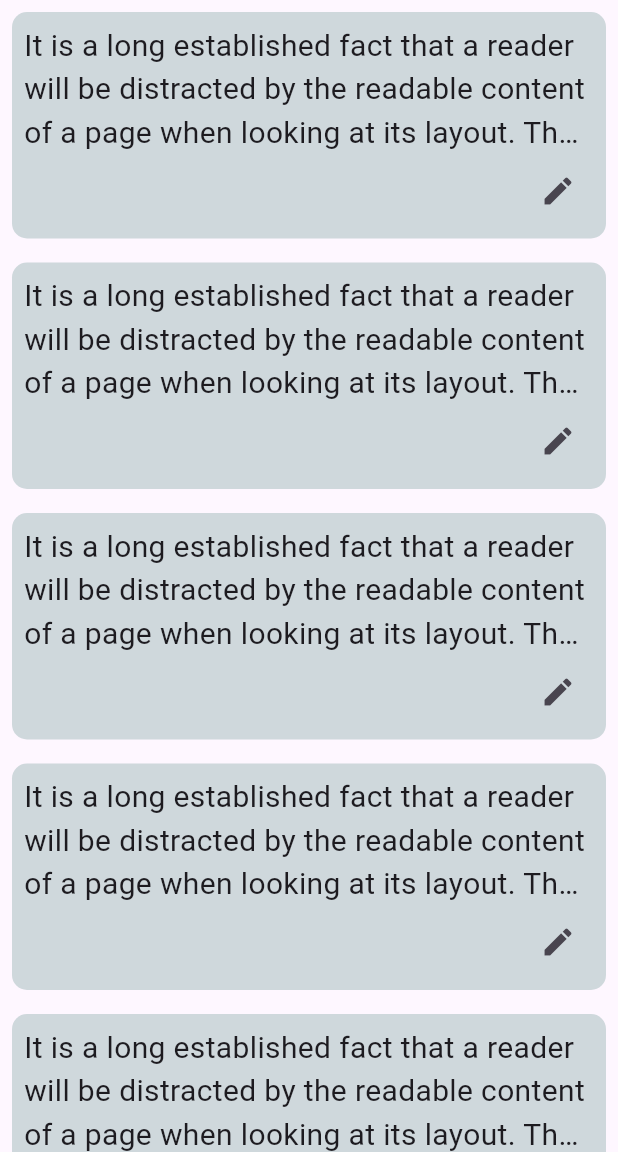
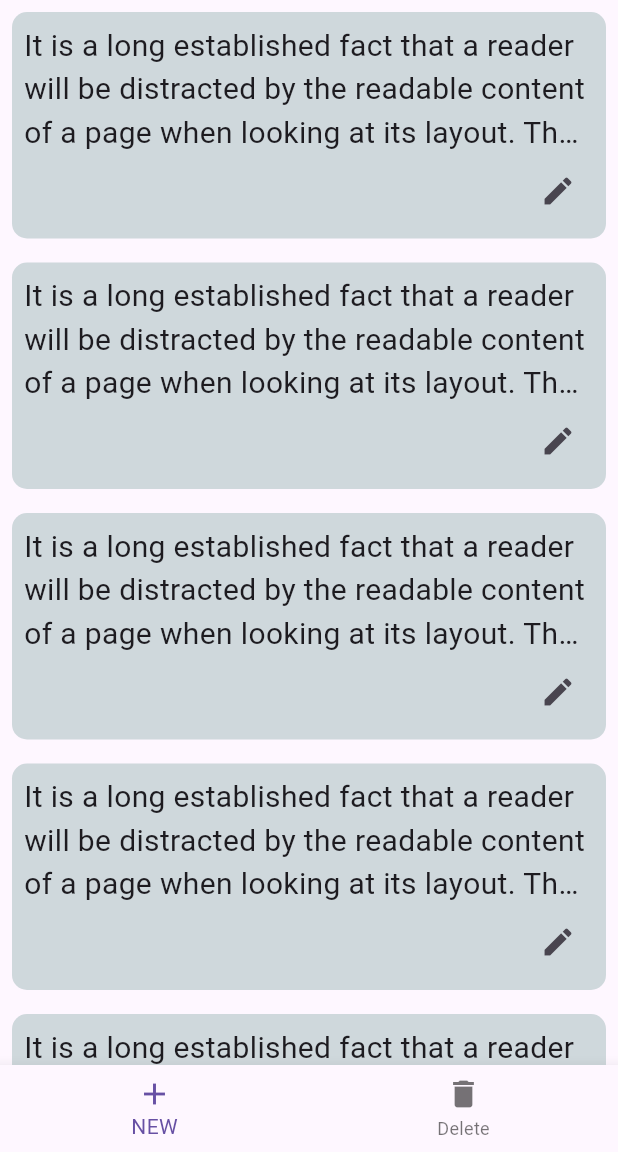
Before and after one commit to AbdullahAlomair6/notes-app, a Flutter app: the screen it shows after launch, on a phone screen of 412 x 824 dp, the part 84-1236 px from its top. Run offline on Flutter 3.47's test engine with Material 3 defaults, Android fonts, the phone set to English and light mode, and no system bars; our stand-ins replace flutter_bloc.

Commit message:
add bottom navigation bar and bloc

```diff
--- a/lib/layout/home_layout.dart
+++ b/lib/layout/home_layout.dart
@@ -1,5 +1,9 @@
 import 'package:flutter/material.dart';
+import 'package:flutter_bloc/flutter_bloc.dart';
 
+import '../modules/bottom_navigation/bottom_navigation_bar.dart';
+import '../modules/bottom_navigation/navigation_bloc.dart';
+import '../modules/bottom_navigation/navigation_states.dart';
 import '../modules/new_notes/view/new_notes_screen.dart';
 
 class HomeLayout extends StatelessWidget {
@@ -7,6 +11,17 @@ class HomeLayout extends StatelessWidget {
 
   @override
   Widget build(BuildContext context) {
-    return Scaffold(body: NewNotesScreen());
+    return BlocProvider(
+      create: (context) => NavigationBarCubit(),
+      child: BlocConsumer<NavigationBarCubit, NavigationStates>(
+        listener: (context, state) {},
+        builder: (context, state) {
+          return Scaffold(
+            body: NewNotesScreen(),
+            bottomNavigationBar: AppNavigationBar(),
+          );
+        },
+      ),
+    );
   }
 }
--- /dev/null
+++ b/lib/modules/bottom_navigation/bottom_navigation_bar.dart
@@ -0,0 +1,26 @@
+import 'package:flutter/material.dart';
+import 'package:flutter_bloc/flutter_bloc.dart';
+
+import 'navigation_bloc.dart';
+import 'navigation_states.dart';
+
+class AppNavigationBar extends StatelessWidget {
+  const AppNavigationBar({super.key});
+
+  @override
+  Widget build(BuildContext context) {
+    return BlocConsumer<NavigationBarCubit, NavigationStates>(
+      listener: (context, state) {},
+      builder: (context, state) {
+        final cubit = NavigationBarCubit.get(context);
+        return BottomNavigationBar(
+          items: cubit.navItems,
+          currentIndex: cubit.currentIndex,
+          onTap: (index) {
+            cubit.selectBottomNav(index);
+          },
+        );
+      },
+    );
+  }
+}
--- /dev/null
+++ b/lib/modules/bottom_navigation/navigation_bloc.dart
@@ -0,0 +1,21 @@
+import 'package:flutter/material.dart';
+import 'package:flutter_bloc/flutter_bloc.dart';
+import 'package:notes_app/modules/bottom_navigation/navigation_states.dart';
+
+class NavigationBarCubit extends Cubit<NavigationStates> {
+  NavigationBarCubit() : super(InitState());
+
+  static NavigationBarCubit get(context) => BlocProvider.of(context);
+
+  int currentIndex = 0;
+
+  void selectBottomNav(index) {
+    currentIndex = index;
+    emit(ChangeBottomNavState());
+  }
+
+  List<BottomNavigationBarItem> navItems = [
+    BottomNavigationBarItem(icon: Icon(Icons.add), label: 'NEW'),
+    BottomNavigationBarItem(icon: Icon(Icons.delete), label: 'Delete'),
+  ];
+}
--- /dev/null
+++ b/lib/modules/bottom_navigation/navigation_states.dart
@@ -0,0 +1,5 @@
+abstract class NavigationStates {}
+
+class InitState extends NavigationStates {}
+
+class ChangeBottomNavState extends NavigationStates {}
```
